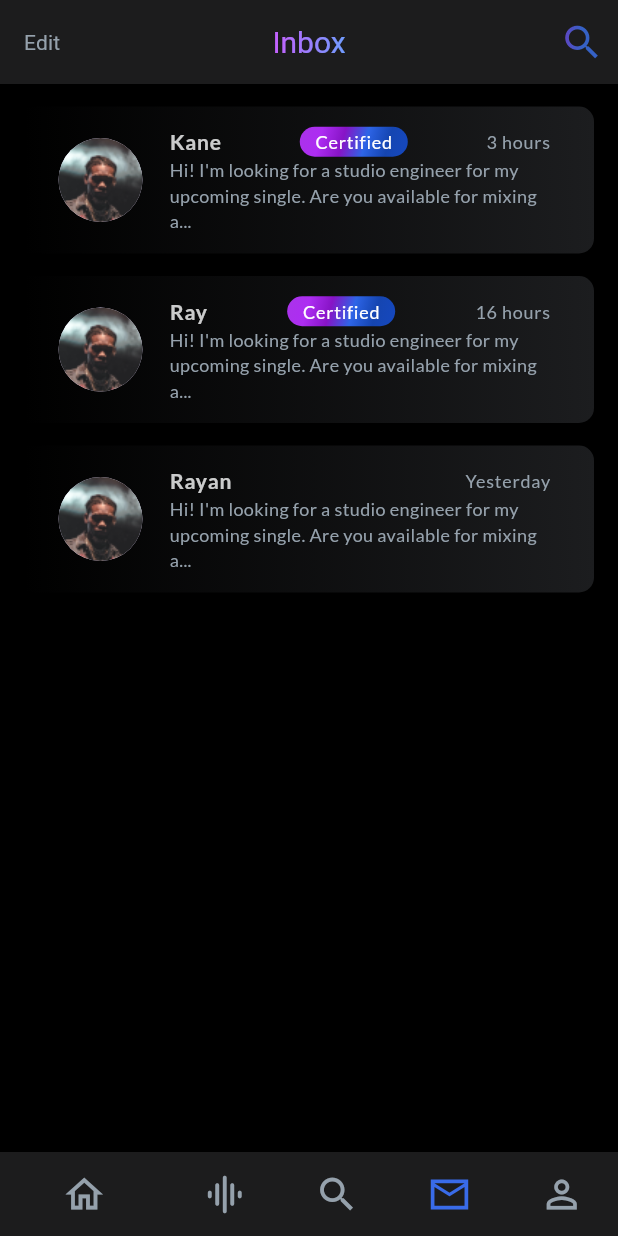
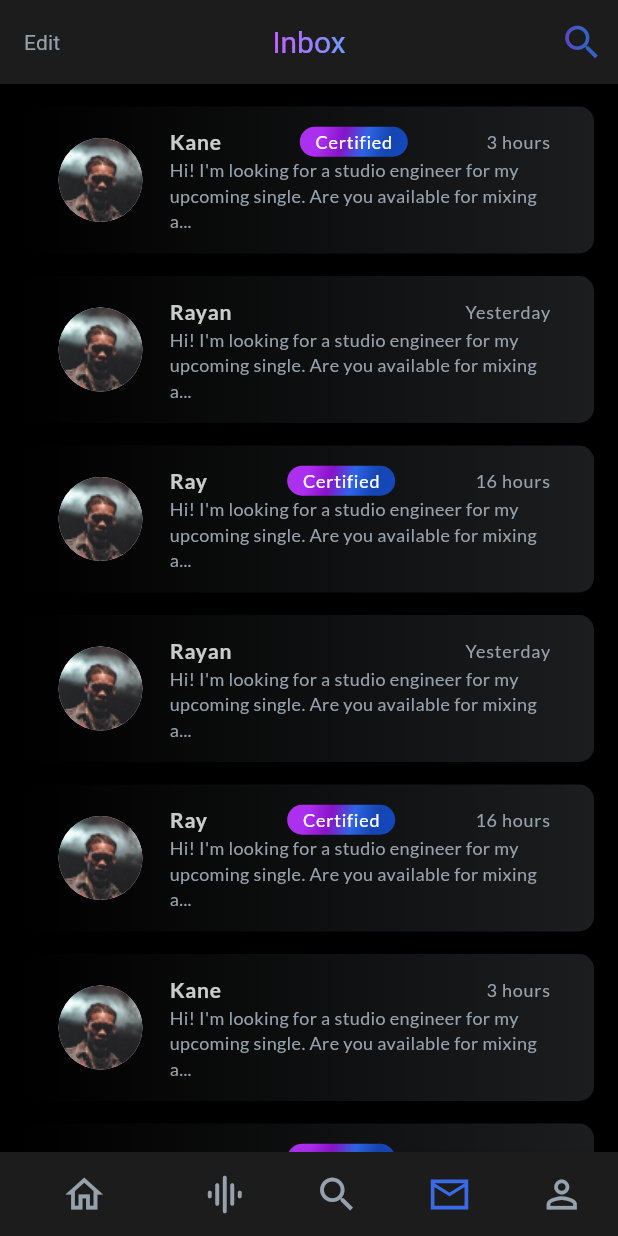
Before and after one commit to TheoBreaux/aayats-evaluation-theo-breaux, a Flutter app: the screen it shows after launch, on a phone screen of 412 x 824 dp. Run offline on Flutter 3.47's test engine with Material 3 defaults, Android fonts, the phone set to English and light mode, and no system bars; drawn by our look-alikes of flutter_slidable, simple_gradient_text.

Commit message:
start chatpage

```diff
--- a/lib/chat_list.dart
+++ b/lib/chat_list.dart
@@ -64,12 +64,10 @@ class _ChatList extends State<ChatList> {
             )
           ],
         ),
-        body: SizedBox(
-          width: double.infinity,
-          child: Column(
-            mainAxisAlignment: MainAxisAlignment.start,
-            children: [
-              ...currentMessage.map((messageInfo) {
+        body: ListView.builder(
+          itemCount: currentMessage.length,
+          itemBuilder: (context, index) {
+            final messageInfo = currentMessage[index];
             return Column(
               children: [
                 const SizedBox(height: 15),
@@ -81,9 +79,7 @@ class _ChatList extends State<ChatList> {
                 ),
               ],
             );
-              })
-            ],
-          ),
+          },
         ),
         backgroundColor: Colors.black,
         bottomNavigationBar: const BottomNavBar(),
--- a/lib/chat_list_preview_card.dart
+++ b/lib/chat_list_preview_card.dart
@@ -1,6 +1,7 @@
 import 'package:flutter/material.dart';
 import 'package:front_end_evaluation/certified_icon.dart';
 import 'package:flutter_slidable/flutter_slidable.dart';
+import 'package:front_end_evaluation/chat_page.dart';
 
 class ChatListPreviewCard extends StatelessWidget {
   const ChatListPreviewCard(
@@ -15,9 +16,12 @@ class ChatListPreviewCard extends StatelessWidget {
   @override
   Widget build(context) {
     return Slidable(
-      endActionPane: ActionPane(motion: const StretchMotion(), children: [
+      endActionPane: ActionPane(
+        motion: const StretchMotion(),
+        children: [
           const SizedBox(width: 5),
           SlidableAction(
+            autoClose: true,
             label: 'Pin',
             borderRadius: const BorderRadius.all(
               Radius.circular(10),
@@ -34,7 +38,13 @@ class ChatListPreviewCard extends StatelessWidget {
             onPressed: (context) {},
             backgroundColor: const Color.fromRGBO(188, 58, 58, 1),
           ),
-      ]),
+        ],
+      ),
+      child: LayoutBuilder(
+        // <---- add LayoutBuilder
+        builder: (contextFromLayoutBuilder, constraints) {
+          return GestureDetector(
+            // <--- add Gesture Detector
             child: Container(
               decoration: const BoxDecoration(
                 gradient: LinearGradient(
@@ -55,7 +65,8 @@ class ChatListPreviewCard extends StatelessWidget {
                   child: ListTile(
                     leading: const CircleAvatar(
                       radius: 30,
-                backgroundImage: AssetImage('assets/images/profile_image.png'),
+                      backgroundImage:
+                          AssetImage('assets/images/profile_image.png'),
                     ),
                     title: Row(
                       mainAxisAlignment: MainAxisAlignment.spaceBetween,
@@ -107,6 +118,23 @@ class ChatListPreviewCard extends StatelessWidget {
                 ),
               ),
             ),
+
+            onTap: () {
+              Navigator.push(
+                context,
+                MaterialPageRoute(
+                  builder: (context) => const ChatPage(),
+                ),
+              );
+              // final slidable = Slidable.of(contextFromLayoutBuilder);
+              // slidable?.openEndActionPane(
+              //   duration: const Duration(milliseconds: 500),
+              //   curve: Curves.decelerate,
+              // );
+            },
+          );
+        },
+      ),
     );
   }
 }
--- a/lib/data/chat_messages.dart
+++ b/lib/data/chat_messages.dart
@@ -2,6 +2,20 @@ import 'package:front_end_evaluation/models/message.dart';
 
 List<Message> messages = [
   const Message("Kane", true, "3 hours",
+      "Hi! I'm looking for a studio engineer for my upcoming single. Are you available for mixing a..."),
+  const Message("Rayan", false, "Yesterday",
+      "Hi! I'm looking for a studio engineer for my upcoming single. Are you available for mixing a..."),
+  const Message("Ray", true, "16 hours",
+      "Hi! I'm looking for a studio engineer for my upcoming single. Are you available for mixing a..."),
+  const Message("Rayan", false, "Yesterday",
+      "Hi! I'm looking for a studio engineer for my upcoming single. Are you available for mixing a..."),
+  const Message("Ray", true, "16 hours",
+      "Hi! I'm looking for a studio engineer for my upcoming single. Are you available for mixing a..."),
+  const Message("Kane", false, "3 hours",
+      "Hi! I'm looking for a studio engineer for my upcoming single. Are you available for mixing a..."),
+  const Message("Ray", true, "16 hours",
+      "Hi! I'm looking for a studio engineer for my upcoming single. Are you available for mixing a..."),
+  const Message("Ray", false, "16 hours",
       "Hi! I'm looking for a studio engineer for my upcoming single. Are you available for mixing a..."),
   const Message("Ray", true, "16 hours",
       "Hi! I'm looking for a studio engineer for my upcoming single. Are you available for mixing a..."),
```
Also changed, not shown: lib/chat_page.dart (+33 -2 lines), lib/custom_card.dart (deleted, +0 -10 lines). Lines whose indentation alone changed are shown as unchanged.
